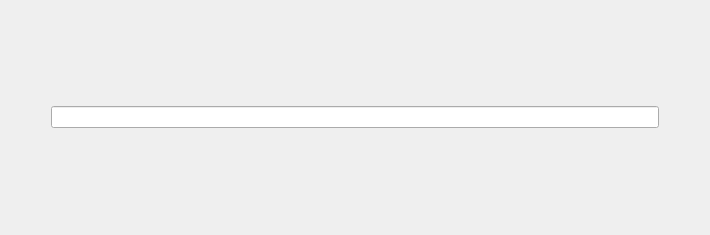
Qt form ui/barcode_dialog.ui (EasonLu1222/readByYourself) before a commit.
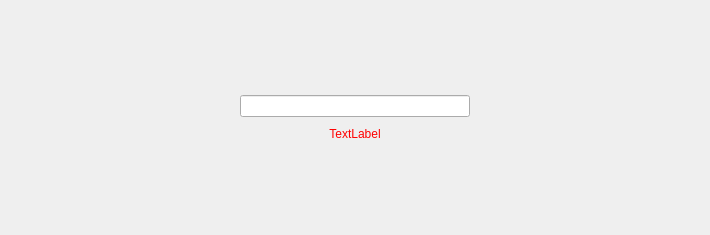
The same form after that commit.

Commit message: Check cap touch QR code format

What changed in the file:
```diff
--- a/ui/barcode_dialog.ui
+++ b/ui/barcode_dialog.ui
@@ -30,14 +30,69 @@
       </spacer>
      </item>
      <item>
-      <widget class="QLineEdit" name="barcodeLineEdit">
-       <property name="sizePolicy">
-        <sizepolicy hsizetype="Expanding" vsizetype="Fixed">
-         <horstretch>2</horstretch>
-         <verstretch>0</verstretch>
-        </sizepolicy>
+      <layout class="QVBoxLayout" name="verticalLayout_2">
+       <property name="spacing">
+        <number>0</number>
        </property>
-      </widget>
+       <item>
+        <spacer name="verticalSpacer">
+         <property name="orientation">
+          <enum>Qt::Vertical</enum>
+         </property>
+         <property name="sizeHint" stdset="0">
+          <size>
+           <width>20</width>
+           <height>40</height>
+          </size>
+         </property>
+        </spacer>
+       </item>
+       <item>
+        <widget class="QLineEdit" name="barcodeLineEdit">
+         <property name="sizePolicy">
+          <sizepolicy hsizetype="Expanding" vsizetype="Fixed">
+           <horstretch>2</horstretch>
+           <verstretch>0</verstretch>
+          </sizepolicy>
+         </property>
+         <property name="styleSheet">
+          <string notr="true"/>
+         </property>
+        </widget>
+       </item>
+       <item>
+        <widget class="QLabel" name="errorMsgLabel">
+         <property name="styleSheet">
+          <string notr="true">color:red;margin-top:10</string>
+         </property>
+         <property name="text">
+          <string>TextLabel</string>
+         </property>
+         <property name="alignment">
+          <set>Qt::AlignCenter</set>
+         </property>
+         <property name="wordWrap">
+          <bool>false</bool>
+         </property>
+         <property name="margin">
+          <number>0</number>
+         </property>
+        </widget>
+       </item>
+       <item>
+        <spacer name="verticalSpacer_2">
+         <property name="orientation">
+          <enum>Qt::Vertical</enum>
+         </property>
+         <property name="sizeHint" stdset="0">
+          <size>
+           <width>20</width>
+           <height>40</height>
+          </size>
+         </property>
+        </spacer>
+       </item>
+      </layout>
      </item>
      <item>
       <spacer name="horizontalSpacer_2">
```
Left out of the diff: 2 changed lines with no effect on the pictures. The commit also changes 2 other files.
